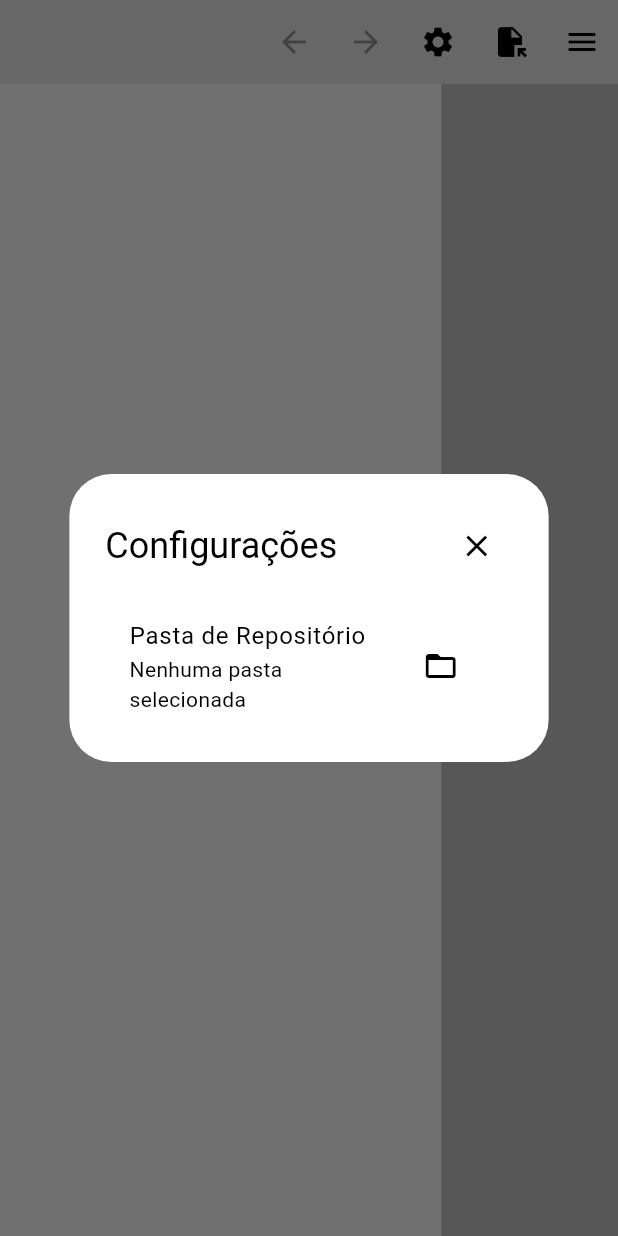
After one commit to Semantica-EACH/Semantica, a Flutter app: the screen it shows after launch, after a tap on the "settings" icon, on a phone screen of 412 x 824 dp. The commit adds this screen. Run offline on Flutter 3.47's test engine with Material 3 defaults, Android fonts, the phone set to English and light mode, and no system bars; our stand-ins replace bloc, file_picker, flutter_bloc, flutter_markdown, shared_preferences.

Commit message:
Escolher a pasta do repositório pelo menu de configurações

```diff
--- /dev/null
+++ b/lib/screens/configurations.dart
@@ -0,0 +1,70 @@
+import 'package:flutter/material.dart';
+import 'package:file_picker/file_picker.dart';
+import 'package:semantica/core/utils/preferences_util.dart';
+
+class ConfigurationsModal extends StatefulWidget {
+  const ConfigurationsModal({super.key});
+
+  @override
+  _ConfigurationsModalState createState() => _ConfigurationsModalState();
+}
+
+class _ConfigurationsModalState extends State<ConfigurationsModal> {
+  String? _selectedDirectory;
+
+  @override
+  void initState() {
+    super.initState();
+    _loadPreferences();
+  }
+
+  Future<void> _loadPreferences() async {
+    final selectedDirectory = await PreferencesUtil.getString('repository');
+    setState(() {
+      _selectedDirectory = selectedDirectory;
+    });
+  }
+
+  Future<void> _selectDirectory() async {
+    String? directoryPath = await FilePicker.platform.getDirectoryPath();
+    if (directoryPath != null) {
+      setState(() {
+        _selectedDirectory = directoryPath;
+      });
+      await PreferencesUtil.setString('repository', directoryPath);
+    }
+  }
+
+  @override
+  Widget build(BuildContext context) {
+    return AlertDialog(
+      title: Row(
+        mainAxisAlignment: MainAxisAlignment.spaceBetween,
+        children: [
+          const Text('Configurações'),
+          IconButton(
+            icon: const Icon(Icons.close),
+            onPressed: () {
+              Navigator.of(context).pop();
+            },
+          ),
+        ],
+      ),
+      content: SingleChildScrollView(
+        child: ListBody(
+          children: <Widget>[
+            ListTile(
+              title: const Text('Pasta de Repositório'),
+              subtitle: Text(_selectedDirectory ?? 'Nenhuma pasta selecionada'),
+              trailing: IconButton(
+                icon: const Icon(Icons.folder_open),
+                onPressed: _selectDirectory,
+              ),
+            ),
+            // Adicione mais opções conforme necessário
+          ],
+        ),
+      ),
+    );
+  }
+}
--- a/lib/widgets/custom_app_bar.dart
+++ b/lib/widgets/custom_app_bar.dart
@@ -2,6 +2,7 @@ import 'package:flutter/material.dart';
 import 'package:flutter_bloc/flutter_bloc.dart';
 import 'package:semantica/features/component/presentation/cubit/component_cubit.dart';
 import 'package:semantica/features/component/presentation/cubit/component_cubit_states.dart';
+import 'package:semantica/screens/configurations.dart';
 
 class CustomAppBar extends StatelessWidget implements PreferredSizeWidget {
   final VoidCallback onToggleSidebar;
@@ -63,17 +64,17 @@ class CustomAppBar extends StatelessWidget implements PreferredSizeWidget {
             color: isLast ? Colors.grey : null,
             tooltip: isLast ? 'No next component' : 'Redo',
           ),
-/*
           IconButton(
             icon: const Icon(Icons.settings),
             onPressed: () {
-            ScaffoldMessenger.of(context).showSnackBar(
-              const SnackBar(content: Text('Abrir Configurações')),
+              showDialog(
+                context: context,
+                builder: (BuildContext context) {
+                  return const ConfigurationsModal();
+                },
               );
             },
           ),
-        */
-
           IconButton(
             icon: const Icon(Icons.file_open),
             onPressed: onShowPageDialog,
```
Also changed, not shown: lib/core/utils/preferences_util.dart (added, +53 -0 lines), pubspec.yaml (+4 -3 lines). Lines whose indentation alone changed are shown as unchanged.
